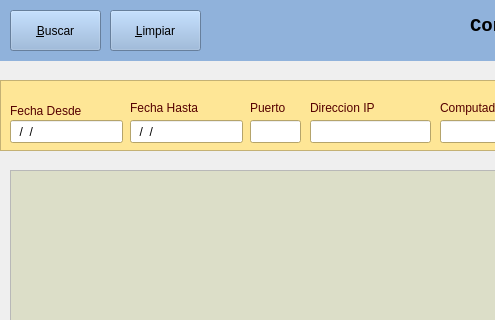
The window that src/pymanati.ui (foxcarlos/pymanati) describes before a commit, drawn with Qt 5; both pictures show x 0 to 495 and y 0 to 320 of the 1053 by 636 pixel window.
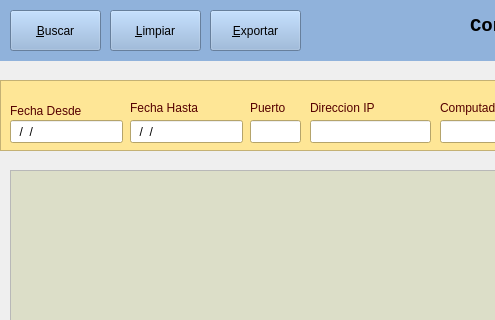
The same window after the commit. Icons and pictures are not drawn.

Commit message:
new file:   img/OfficeExcel.png new file:   img/manati.ico modified:   pymanati.py modified:   setup.py modified:   src/pymanati.ui new file:   ui2py.sh: script para transformar de .ui que genera QT Creator  a archivo python
modified:   windowUi.py

```diff
--- a/src/pymanati.ui
+++ b/src/pymanati.ui
@@ -565,6 +565,29 @@
      <bool>false</bool>
     </property>
    </widget>
+   <widget class="QPushButton" name="btnExportar">
+    <property name="geometry">
+     <rect>
+      <x>210</x>
+      <y>10</y>
+      <width>91</width>
+      <height>41</height>
+     </rect>
+    </property>
+    <property name="toolTip">
+     <string>Exportar consulta a MS Excel</string>
+    </property>
+    <property name="layoutDirection">
+     <enum>Qt::LeftToRight</enum>
+    </property>
+    <property name="text">
+     <string>&amp;Exportar</string>
+    </property>
+    <property name="icon">
+     <iconset>
+      <normaloff>../img/OfficeExcel.png</normaloff>../img/OfficeExcel.png</iconset>
+    </property>
+   </widget>
   </widget>
   <widget class="QFrame" name="frame">
    <property name="geometry">
```
The commit also changes 6 other files.
